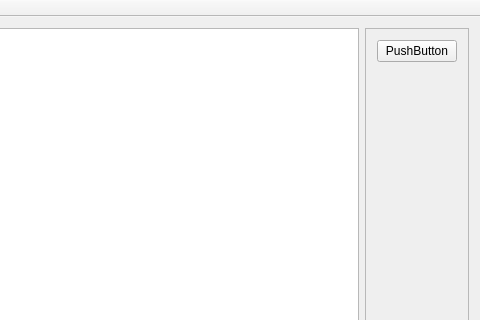
First picture: the form in Source/Vergleichsprogramm/MainForm.ui, repository adeccscholar/Vergleich_Tiers, before the edit; both pictures show x 702 to 1182 and y 0 to 320 of the 1182 by 616 pixel window.
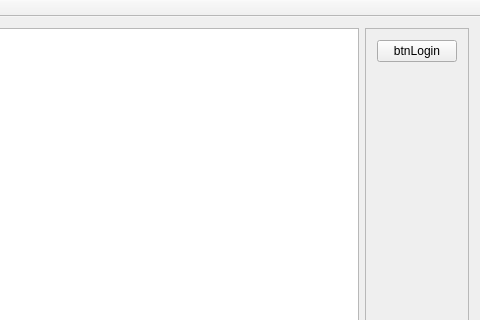
Second picture: the form after the edit.

```diff
--- a/Source/Vergleichsprogramm/MainForm.ui
+++ b/Source/Vergleichsprogramm/MainForm.ui
@@ -61,7 +61,7 @@
           </sizepolicy>
          </property>
          <property name="text">
-          <string>PushButton</string>
+          <string>btnLogin</string>
          </property>
         </widget>
        </item>
```
Left out of the diff: 6 changed lines with no effect on the pictures.
